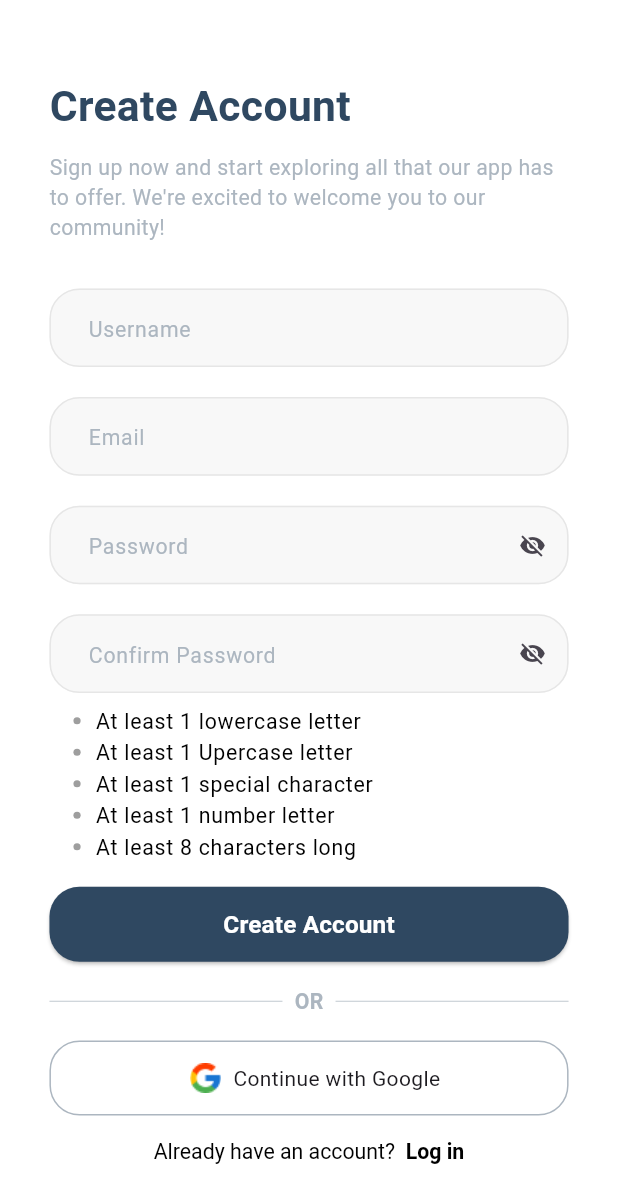
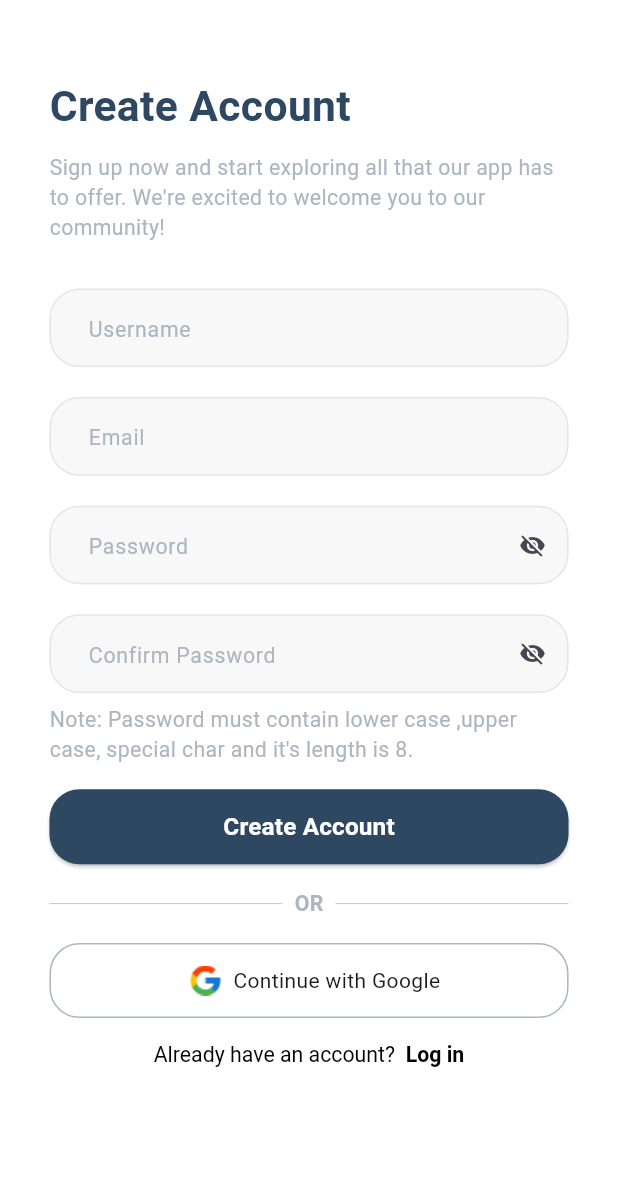
Before and after one commit to osamamorizk/fitness-app, a Flutter app: the SignUpView screen opened by its route, on a phone screen of 412 x 824 dp. Shown: the top 1203 px of the screen. Run offline on Flutter 3.47's test engine with Material 3 defaults, Android fonts, the phone set to English and light mode, and no system bars; our stand-ins replace flutter_screenutil, smooth_page_indicator.

```diff
--- a/lib/core/helpers/app_assets.dart
+++ b/lib/core/helpers/app_assets.dart
@@ -17,12 +17,4 @@ class Assets {
   /// Assets for imagesOnboarding3
   /// assets/images/onboarding_3.png
   static const String imagesOnboarding3 = "assets/images/onboarding_3.png";
-
-  /// Assets for imagesOnboarding4
-  /// assets/images/onboarding_4.png
-  static const String imagesOnboarding4 = "assets/images/onboarding_4.png";
-
-  /// Assets for imagesOnboarding5
-  /// assets/images/onboarding_5.png
-  static const String imagesOnboarding5 = "assets/images/onboarding_5.png";
 }
--- a/lib/core/routes/app_router.dart
+++ b/lib/core/routes/app_router.dart
@@ -1,5 +1,6 @@
 import 'package:flutter/material.dart';
 import 'package:graduation_project/core/routes/routes.dart';
+import 'package:graduation_project/feature/bottom_nav_bar/presentation/views/bottom_bar.dart';
 import 'package:graduation_project/feature/login/presentation/views/login_view.dart';
 import 'package:graduation_project/feature/onboarding/presentation/views/onboarding_view.dart';
 import 'package:graduation_project/feature/sign_up/presentation/views/sign_up_view.dart';
@@ -20,6 +21,10 @@ class AppRouter {
         return MaterialPageRoute(
           builder: (_) => const SignUpView(),
         );
+      case Routes.home:
+        return MaterialPageRoute(
+          builder: (_) => const BottomBar(),
+        );
 
       default:
         return MaterialPageRoute(
--- a/lib/core/themes/colors_manger.dart
+++ b/lib/core/themes/colors_manger.dart
@@ -6,5 +6,5 @@ class ColorsManger {
   static Color grey = const Color(0xffACB6C0);
   static Color lightGrey = const Color(0xffF8F8F8);
   static Color darkGrey = const Color(0xffE6E6E6);
-  static Color lightBlue = const Color(0xff2F4861B2);
+  static Color lightBlue = const Color(0xff2f4861b2);
 }
--- a/lib/core/themes/text_styles.dart
+++ b/lib/core/themes/text_styles.dart
@@ -3,10 +3,10 @@ import 'package:flutter_screenutil/flutter_screenutil.dart';
 import 'package:graduation_project/core/themes/colors_manger.dart';
 
 class TextStyles {
-  static final TextStyle font18BlackBold = TextStyle(
+  static final TextStyle font18BlueBold = TextStyle(
     fontSize: 18.sp,
     fontWeight: FontWeight.bold,
-    color: Colors.black,
+    color: ColorsManger.darkBlue,
   );
   static final TextStyle font14BlackRegular = TextStyle(
     fontSize: 14.sp,
--- a/lib/feature/login/presentation/views/widgets/login_actions.dart
+++ b/lib/feature/login/presentation/views/widgets/login_actions.dart
@@ -1,6 +1,8 @@
 import 'package:flutter/material.dart';
 import 'package:flutter_screenutil/flutter_screenutil.dart';
+import 'package:graduation_project/core/helpers/extensions.dart';
 import 'package:graduation_project/core/helpers/spacing.dart';
+import 'package:graduation_project/core/routes/routes.dart';
 import 'package:graduation_project/core/themes/colors_manger.dart';
 import 'package:graduation_project/core/themes/text_styles.dart';
 import 'package:graduation_project/core/widgets/custom_action_button.dart';
@@ -55,6 +57,7 @@ class _LoginActionsState extends State<LoginActions> {
         verticalSpace(16.h),
         CustomButton(
           onPressed: () {
+            context.pushNamed(Routes.home);
             // if (context.read<LoginCubit>().formKey.currentState!.validate()) {
             //   context.read<LoginCubit>().login(
             //         email: context.read<LoginCubit>().emailController.text,
--- a/lib/feature/sign_up/presentation/views/widgets/signup_form.dart
+++ b/lib/feature/sign_up/presentation/views/widgets/signup_form.dart
@@ -1,7 +1,7 @@
 import 'package:flutter/material.dart';
 import 'package:graduation_project/core/helpers/spacing.dart';
+import 'package:graduation_project/core/themes/text_styles.dart';
 import 'package:graduation_project/core/widgets/custom_text_form_field.dart';
-import 'package:graduation_project/core/widgets/password_validations.dart';
 
 class SignupForm extends StatefulWidget {
   const SignupForm({super.key});
@@ -124,13 +124,17 @@ class _SignupFormState extends State<SignupForm> {
             hintText: 'Confirm Password',
           ),
           verticalSpace(8),
-          PasswordValidations(
-            hasLowerCase: hasLowerCase,
-            hasUpperCase: hasUpperCase,
-            hasNaumber: hasNaumber,
-            hasSpecialCharcter: hasSpecialCharcter,
-            hasMinLength: hasMinLength,
+          Text(
+            'Note: Password must contain lower case ,upper case, special char and it\'s length is 8.',
+            style: TextStyles.font14greyNormal,
           ),
+          // PasswordValidations(
+          //   hasLowerCase: hasLowerCase,
+          //   hasUpperCase: hasUpperCase,
+          //   hasNaumber: hasNaumber,
+          //   hasSpecialCharcter: hasSpecialCharcter,
+          //   hasMinLength: hasMinLength,
+          // ),
         ],
       ),
     );
--- a/lib/fit_app.dart
+++ b/lib/fit_app.dart
@@ -16,7 +16,7 @@ class FitApp extends StatelessWidget {
         theme: ThemeData(scaffoldBackgroundColor: Colors.white),
         debugShowCheckedModeBanner: false,
         onGenerateRoute: appRouter.generateRoute,
-        initialRoute: Routes.login,
+        initialRoute: Routes.onboarding,
       ),
     );
   }
```
Also changed, not shown: lib/feature/bottom_nav_bar/presentation/views/bottom_bar.dart (added, +10 -0 lines), lib/feature/home/presentation/views/home_view.dart (added, +10 -0 lines), lib/feature/onboarding/data/onbarding_list.dart (+0 -12 lines), lib/feature/onboarding/presentation/views/onboarding_view.dart (+13 -62 lines), lib/feature/onboarding/presentation/views/widgets/actions_onboarding.dart (added, +32 -0 lines), lib/feature/onboarding/presentation/views/widgets/custom_indicator.dart (added, +28 -0 lines), lib/feature/onboarding/presentation/views/widgets/login_button.dart (added, +28 -0 lines), lib/feature/onboarding/presentation/views/widgets/onboarding_item.dart (+9 -17 lines), assets/images/onboarding_1.png, assets/images/onboarding_4.png (deleted), assets/images/onboarding_5.png (deleted).
